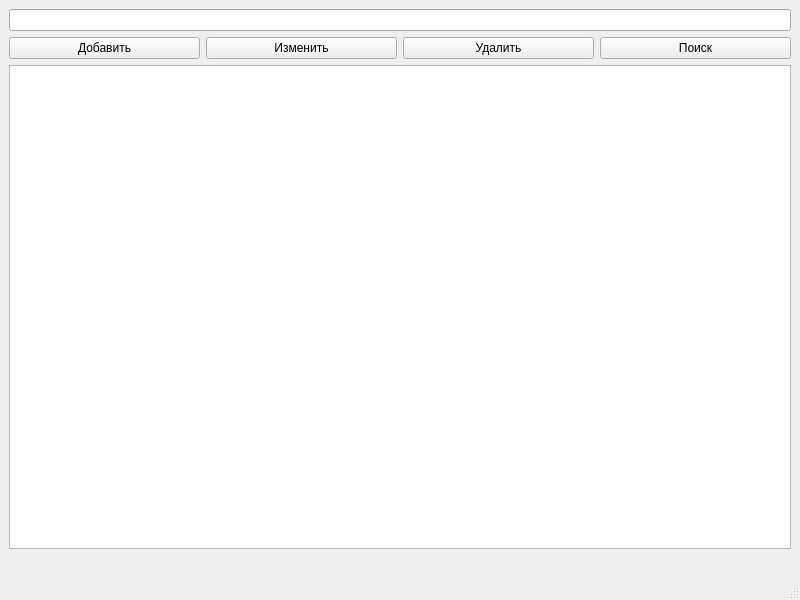
This is UI/mainwindow.ui in Bosbobos/Qwerty123 as Qt 5 draws it before an edit. The edited form follows.
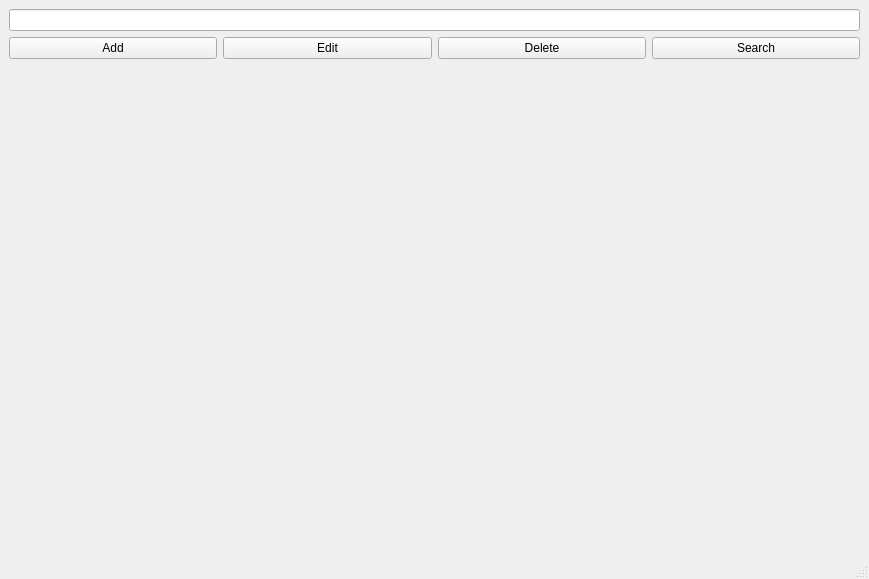
This is the edited form.

What changed in the file:
```diff
--- a/UI/mainwindow.ui
+++ b/UI/mainwindow.ui
@@ -6,8 +6,8 @@
    <rect>
     <x>0</x>
     <y>0</y>
-    <width>800</width>
-    <height>600</height>
+    <width>869</width>
+    <height>579</height>
    </rect>
   </property>
   <property name="windowTitle">
@@ -23,36 +23,33 @@
       <item>
        <widget class="QPushButton" name="addButton">
         <property name="text">
-         <string>Добавить</string>
+         <string>Add</string>
         </property>
        </widget>
       </item>
       <item>
        <widget class="QPushButton" name="editButton">
         <property name="text">
-         <string>Изменить</string>
+         <string>Edit</string>
         </property>
        </widget>
       </item>
       <item>
        <widget class="QPushButton" name="deleteButton">
         <property name="text">
-         <string>Удалить</string>
+         <string>Delete</string>
         </property>
        </widget>
       </item>
       <item>
        <widget class="QPushButton" name="searchButton">
         <property name="text">
-         <string>Поиск</string>
+         <string>Search</string>
         </property>
        </widget>
       </item>
      </layout>
     </item>
-    <item>
-     <widget class="QTableWidget" name="tableWidget"/>
-    </item>
     <item>
      <widget class="QLabel" name="detailsLabel"/>
     </item>
```
Left out of the diff: 11 changed lines with no effect on the pictures.
